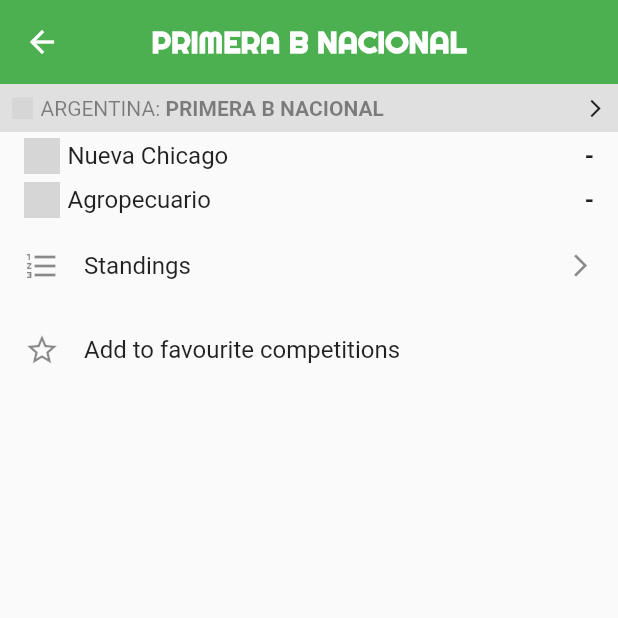
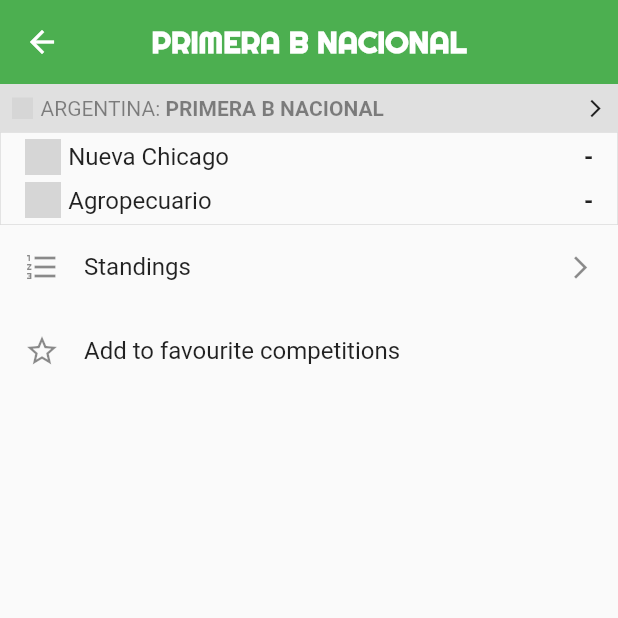
Before and after one commit to amuke-suns/Football24, a Flutter app: the screen it shows after launch, after a tap on an icon or button, on a phone screen of 412 x 824 dp, the top half of it. Run offline on Flutter 3.47's test engine with Material 2 defaults, Android fonts, the phone set to English and light mode, and no system bars; our stand-ins replace auto_route, flutter_svg, get_it, google_fonts, grouped_list, shared_preferences; network calls fail; grey boxes are pictures that could not be loaded.

```diff
--- /dev/null
+++ b/lib/business_logic/utils/methods_utils.dart
@@ -0,0 +1,12 @@
+import 'package:flutter/material.dart';
+
+class MethodUtils {
+  static RoundedRectangleBorder getTileShapeBorder(BuildContext context) {
+    return RoundedRectangleBorder(
+      side: BorderSide(
+        color: Theme.of(context).dividerColor,
+        width: 0.5,
+      ),
+    );
+  }
+}
--- a/lib/business_logic/utils/utils.dart
+++ b/lib/business_logic/utils/utils.dart
@@ -1,2 +1,3 @@
 export 'constants.dart';
 export 'to_standings_screen_mixin.dart';
+export 'methods_utils.dart';
--- a/lib/ui/views/all_games_screen.dart
+++ b/lib/ui/views/all_games_screen.dart
@@ -2,7 +2,7 @@ import 'package:auto_route/auto_route.dart';
 import 'package:flutter/material.dart';
 import 'package:football_news/business_logic/models/fixtures_query.dart';
 import 'package:football_news/business_logic/routes/router.gr.dart';
-import 'package:football_news/business_logic/utils/constants.dart';
+import 'package:football_news/business_logic/utils/utils.dart';
 
 import 'package:football_news/ui/widgets/widgets.dart';
 import 'package:grouped_list/grouped_list.dart';
@@ -107,6 +107,7 @@ class _AllGamesScreenState extends State<AllGamesScreen> {
         text: key,
         total: fixtures.length,
       ),
+      shape: MethodUtils.getTileShapeBorder(context),
       onTap: () {
         context.router.push(
           FixturesRoute(
--- a/lib/ui/views/competitions_screen.dart
+++ b/lib/ui/views/competitions_screen.dart
@@ -91,6 +91,7 @@ class _CompetitionsScreenState extends State<CompetitionsScreen> with ToStanding
               text: '${desc.country.name}: ${desc.league.name}',
               total: null,
             ),
+            shape: MethodUtils.getTileShapeBorder(context),
             onTap: () async {
               goToStandingsWithDesc(context, desc);
             },
@@ -113,6 +114,7 @@ class _CompetitionsScreenState extends State<CompetitionsScreen> with ToStanding
             text: key,
             total: null,
           ),
+          shape: MethodUtils.getTileShapeBorder(context),
           onTap: () {
             context.router.push(LeaguesRoute(title: key, leagues: leagues));
           },
--- a/lib/ui/views/favourites_screen.dart
+++ b/lib/ui/views/favourites_screen.dart
@@ -38,6 +38,7 @@ class _FavouritesScreenState extends State<FavouritesScreen> with ToStandingsMix
         text: '${favourite.country}: ${favourite.league}',
         total: null,
       ),
+      shape: MethodUtils.getTileShapeBorder(context),
       onTap: () {
         goToStandingsWithId(context, favourite.id);
       },
--- a/lib/ui/views/leagues_screen.dart
+++ b/lib/ui/views/leagues_screen.dart
@@ -23,6 +23,7 @@ class LeaguesScreen extends StatelessWidget with ToStandingsMixin {
 
           return ListTile(
             title: Text(league.name),
+            shape: MethodUtils.getTileShapeBorder(context),
             onTap: () async {
               goToStandingsWithId(context, league.id);
             },
--- a/lib/ui/views/standings_screen.dart
+++ b/lib/ui/views/standings_screen.dart
@@ -1,11 +1,11 @@
 import 'package:flutter/material.dart';
 import 'package:flutter_svg/flutter_svg.dart';
+import 'package:football_news/business_logic/utils/methods_utils.dart';
 import 'package:football_news/business_logic/view_models/view_models.dart';
 import 'package:football_news/ui/widgets/widgets.dart';
 import 'package:provider/provider.dart';
 
 import '../../business_logic/models/standings_query.dart';
-import '../../business_logic/utils/constants.dart';
 
 
 class StandingsScreen extends StatefulWidget {
@@ -161,7 +161,7 @@ class _StandingsScreenState extends State<StandingsScreen> {
                 child: ListTile(
                   tileColor:
                       year == widget.year ? Colors.grey : null,
-                  shape: kListTileBorder,
+                  shape: MethodUtils.getTileShapeBorder(context),
                   title: Text(
                     model.getYearTimeline(year),
                     style: TextStyle(
--- a/lib/ui/widgets/calender_action_button.dart
+++ b/lib/ui/widgets/calender_action_button.dart
@@ -1,5 +1,5 @@
 import 'package:flutter/material.dart';
-import 'package:football_news/business_logic/utils/constants.dart';
+import 'package:football_news/business_logic/utils/methods_utils.dart';
 import 'package:football_news/business_logic/view_models/calendar_view_model.dart';
 import 'package:provider/provider.dart';
 
@@ -58,7 +58,7 @@ class CalenderActionButton extends StatelessWidget {
       },
       child: ListTile(
         tileColor: i == model.selectedDayIndex ? Colors.grey : null,
-        shape: kListTileBorder,
+        shape: MethodUtils.getTileShapeBorder(context),
         title: Text(
           model.days[i].simpleFormat(),
           style: TextStyle(
```
Also changed, not shown: lib/business_logic/utils/constants.dart (+0 -9 lines), lib/ui/views/fixtures_screen.dart (+6 -8 lines).
